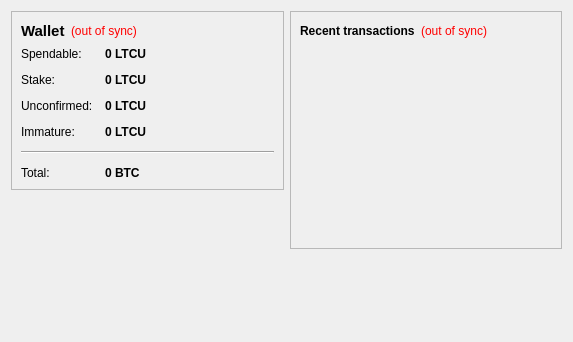
Old version of the form src/qt/forms/overviewpage.ui in the repository wayawolf/WayaWolfCoin.
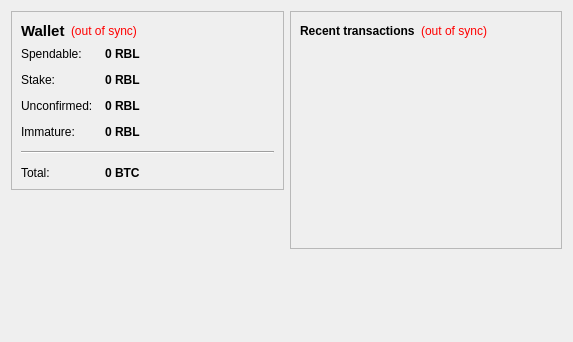
New version of the form. Icons and pictures are not drawn.

Commit message: Change ticker from LTCU -> RBL

Patch:
```diff
--- a/src/qt/forms/overviewpage.ui
+++ b/src/qt/forms/overviewpage.ui
@@ -108,7 +108,7 @@
              <string>Your current spendable balance</string>
             </property>
             <property name="text">
-             <string notr="true">0 LTCU</string>
+             <string notr="true">0 RBL</string>
             </property>
             <property name="textInteractionFlags">
              <set>Qt::LinksAccessibleByMouse|Qt::TextSelectableByKeyboard|Qt::TextSelectableByMouse</set>
@@ -137,7 +137,7 @@
              <string>Total of coins that was staked, and do not yet count toward the current balance</string>
             </property>
             <property name="text">
-             <string notr="true">0 LTCU</string>
+             <string notr="true">0 RBL</string>
             </property>
             <property name="textInteractionFlags">
              <set>Qt::LinksAccessibleByMouse|Qt::TextSelectableByKeyboard|Qt::TextSelectableByMouse</set>
@@ -166,7 +166,7 @@
              <string>Total of transactions that have yet to be confirmed, and do not yet count toward the current balance</string>
             </property>
             <property name="text">
-             <string notr="true">0 LTCU</string>
+             <string notr="true">0 RBL</string>
             </property>
             <property name="textInteractionFlags">
              <set>Qt::LinksAccessibleByMouse|Qt::TextSelectableByKeyboard|Qt::TextSelectableByMouse</set>
@@ -192,7 +192,7 @@
              <string>Mined balance that has not yet matured</string>
             </property>
             <property name="text">
-             <string notr="true">0 LTCU</string>
+             <string notr="true">0 RBL</string>
             </property>
             <property name="textInteractionFlags">
              <set>Qt::LinksAccessibleByMouse|Qt::TextSelectableByKeyboard|Qt::TextSelectableByMouse</set>
```
The commit also changes 3 other files.
